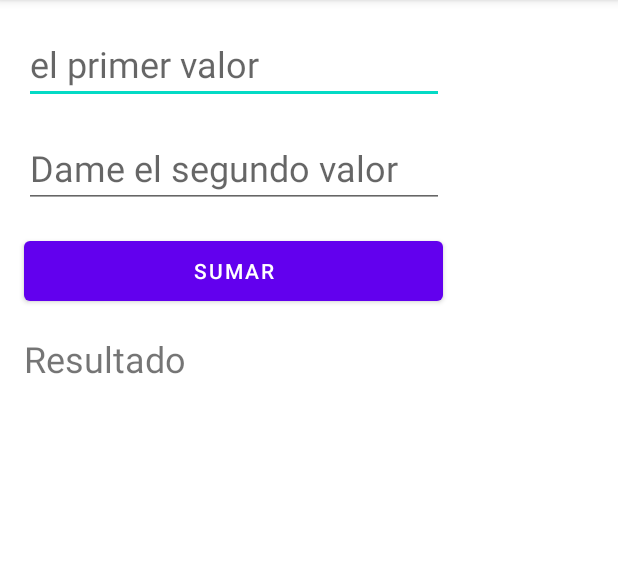
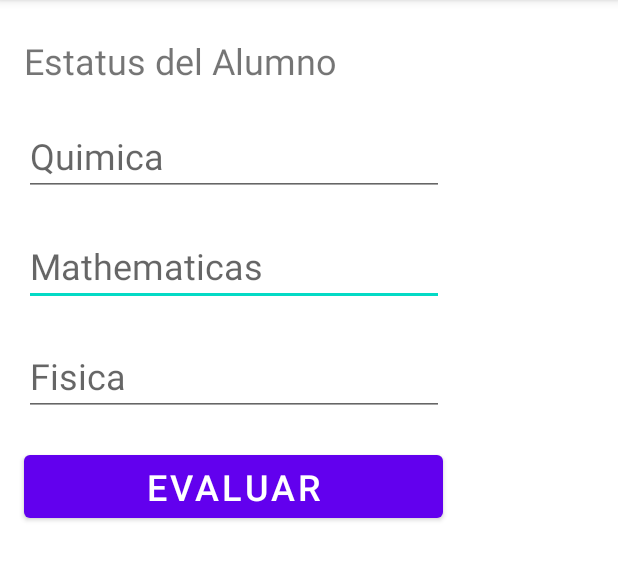
Before and after one commit to EdManDev/17SIST7010, an Android app: the screen it shows after launch (MainActivity), on a phone screen of 412 x 824 dp, the part 84-665 px from its top. Run offline under Robolectric (Android 15) with nearby library versions, the phone set to English and light mode, and no system bars.

Commit message:
School Promedio Notes

```diff
--- a/app/src/main/java/com/example/a17_sist_7_010/MainActivity.java
+++ b/app/src/main/java/com/example/a17_sist_7_010/MainActivity.java
@@ -10,6 +10,7 @@ public class MainActivity extends AppCompatActivity {
 
     private EditText et1;
     private EditText et2;
+    private EditText et3;
     private TextView tv1;
 
     @Override
@@ -17,22 +18,28 @@ public class MainActivity extends AppCompatActivity {
         super.onCreate(savedInstanceState);
         setContentView(R.layout.activity_main);
 
-        et1 = (EditText)findViewById(R.id.txt_num1);
-        et2 = (EditText)findViewById(R.id.txt_num2);
-        tv1 = (TextView) findViewById(R.id.txt_resultado);
+        et1 = (EditText)findViewById(R.id.txt_fisica);
+        et2 = (EditText)findViewById(R.id.txt_math);
+        et3 = (EditText)findViewById(R.id.txt_quimica);
+        tv1 = (TextView) findViewById(R.id.tv_estatus);
     }
 
-    // methodo que nos permite a hacer la suma
-    public void Sumar(View view) {
-        String valor1 = et1.getText().toString();
-        String valor2 = et2.getText().toString();
+    public void estatus (View view) {
+        String Math_String = et1.getText().toString();
+        String Fisica_String = et2.getText().toString();
+        String Quimica_String = et3.getText().toString();
 
-        int num1 = Integer.parseInt(valor1);
-        int num2 = Integer.parseInt(valor2);
+        int Math_int = Integer.parseInt(Math_String);
+        int Fisica_int = Integer.parseInt(Fisica_String);
+        int Quimica_int  = Integer.parseInt(Quimica_String);
 
-        int suma = num1 + num2;
+        int promedio = (Math_int + Fisica_int + Quimica_int) / 3;
 
-        String result = String.valueOf(suma);
-        tv1.setText(result);
+        if (promedio > 6 ){
+            tv1.setText("Estatus Aprobado con: " + promedio);
+
+        } else if (promedio <= 5) {
+            tv1.setText("Estatus Reaprobado: " + promedio);
+        }
     }
 }
--- a/app/src/main/res/layout/activity_main.xml
+++ b/app/src/main/res/layout/activity_main.xml
@@ -6,53 +6,67 @@
     android:layout_height="match_parent"
     tools:context=".MainActivity">
 
+
+    <TextView
+        android:id="@+id/tv_estatus"
+        android:layout_width="277dp"
+        android:layout_height="33dp"
+        android:layout_marginStart="16dp"
+        android:layout_marginTop="24dp"
+        android:text="Estatus del Alumno"
+        android:textSize="24sp"
+        app:layout_constraintStart_toStartOf="parent"
+        app:layout_constraintTop_toTopOf="parent" />
+
     <EditText
-        android:id="@+id/txt_num1"
+        android:id="@+id/txt_math"
         android:layout_width="wrap_content"
         android:layout_height="wrap_content"
         android:layout_marginStart="16dp"
-        android:layout_marginTop="16dp"
+        android:layout_marginTop="20dp"
         android:ems="10"
-        android:hint="el primer valor"
-        android:inputType="number"
+        android:hint="Mathematicas"
         android:textSize="24sp"
+        android:inputType="textPersonName"
         app:layout_constraintStart_toStartOf="parent"
-        app:layout_constraintTop_toTopOf="parent"
-        android:autofillHints="" />
+        app:layout_constraintTop_toBottomOf="@+id/txt_quimica" />
 
     <EditText
-        android:id="@+id/txt_num2"
+        android:id="@+id/txt_fisica"
         android:layout_width="wrap_content"
         android:layout_height="wrap_content"
         android:layout_marginStart="16dp"
-        android:layout_marginTop="16dp"
+        android:layout_marginTop="20dp"
         android:ems="10"
-        android:hint="Dame el segundo valor"
-        android:inputType="number"
+        android:inputType="textPersonName"
+        android:textSize="24sp"
+        android:hint="Fisica"
+        app:layout_constraintStart_toStartOf="parent"
+        app:layout_constraintTop_toBottomOf="@+id/txt_math" />
+
+    <EditText
+        android:id="@+id/txt_quimica"
+        android:layout_width="wrap_content"
+        android:layout_height="wrap_content"
+        android:layout_marginStart="16dp"
+        android:layout_marginTop="20dp"
+        android:ems="10"
+        android:hint="Quimica"
+        android:inputType="textPersonName"
         android:textSize="24sp"
         app:layout_constraintStart_toStartOf="parent"
-        app:layout_constraintTop_toBottomOf="@+id/txt_num1"
-        android:autofillHints="" />
+        app:layout_constraintTop_toBottomOf="@+id/tv_estatus" />
 
     <Button
         android:id="@+id/button"
         android:layout_width="279dp"
-        android:layout_height="52dp"
+        android:layout_height="54dp"
         android:layout_marginStart="16dp"
-        android:layout_marginTop="16dp"
-        android:onClick="Sumar"
-        android:text="Sumar"
-        app:layout_constraintStart_toStartOf="parent"
-        app:layout_constraintTop_toBottomOf="@+id/txt_num2" />
-
-    <TextView
-        android:id="@+id/txt_resultado"
-        android:layout_width="wrap_content"
-        android:layout_height="wrap_content"
-        android:layout_marginStart="16dp"
-        android:layout_marginTop="16dp"
-        android:text="Resultado"
+        android:layout_marginTop="20dp"
+        android:onClick="estatus"
+        android:text="Evaluar"
         android:textSize="24sp"
         app:layout_constraintStart_toStartOf="parent"
-        app:layout_constraintTop_toBottomOf="@+id/button" />
+        app:layout_constraintTop_toBottomOf="@+id/txt_fisica" />
+
 </androidx.constraintlayout.widget.ConstraintLayout>
```
